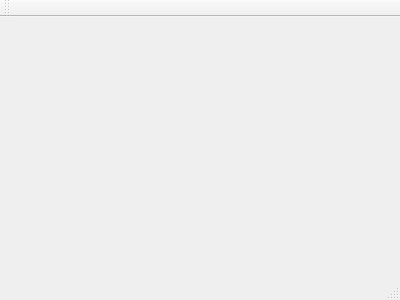
Above: Labo_05/version Qt/labo_05/mainwindow.ui from LukasBitter/AlgoNumLabos before the change. Below: the same form after it.
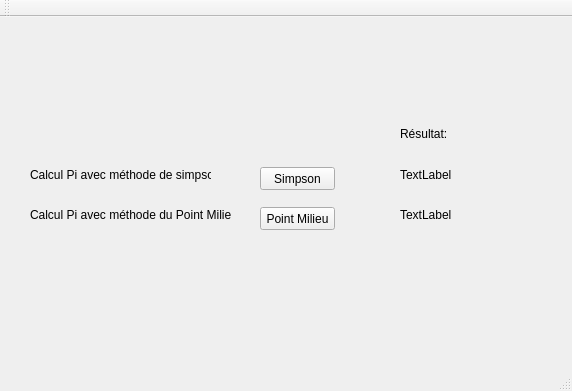
That is the form after the change.

Diff of the .ui file:
```diff
--- a/Labo_05/version Qt/labo_05/mainwindow.ui
+++ b/Labo_05/version Qt/labo_05/mainwindow.ui
@@ -1,24 +1,148 @@
 <ui version="4.0">
  <class>MainWindow</class>
- <widget class="QMainWindow" name="MainWindow" >
-  <property name="geometry" >
+ <widget class="QMainWindow" name="MainWindow">
+  <property name="geometry">
    <rect>
     <x>0</x>
     <y>0</y>
-    <width>400</width>
-    <height>300</height>
+    <width>572</width>
+    <height>391</height>
    </rect>
   </property>
   <property name="windowTitle" >
    <string>MainWindow</string>
   </property>
-  <widget class="QMenuBar" name="menuBar" />
-  <widget class="QToolBar" name="mainToolBar" />
-  <widget class="QWidget" name="centralWidget" />
-  <widget class="QStatusBar" name="statusBar" />
+  <widget class="QWidget" name="centralWidget">
+   <widget class="QLabel" name="labelSimpsonMethod">
+    <property name="geometry">
+     <rect>
+      <x>30</x>
+      <y>150</y>
+      <width>181</width>
+      <height>16</height>
+     </rect>
+    </property>
+    <property name="text">
+     <string>Calcul Pi avec méthode de simpson:</string>
+    </property>
+   </widget>
+   <widget class="QLabel" name="labelMiddlePoint">
+    <property name="geometry">
+     <rect>
+      <x>30</x>
+      <y>190</y>
+      <width>201</width>
+      <height>16</height>
+     </rect>
+    </property>
+    <property name="text">
+     <string>Calcul Pi avec méthode du Point Milieu:</string>
+    </property>
+   </widget>
+   <widget class="QPushButton" name="pushButtonSimpson">
+    <property name="geometry">
+     <rect>
+      <x>260</x>
+      <y>150</y>
+      <width>75</width>
+      <height>23</height>
+     </rect>
+    </property>
+    <property name="text">
+     <string>Simpson</string>
+    </property>
+   </widget>
+   <widget class="QPushButton" name="pushButtonMiddlePoint">
+    <property name="geometry">
+     <rect>
+      <x>260</x>
+      <y>190</y>
+      <width>75</width>
+      <height>23</height>
+     </rect>
+    </property>
+    <property name="text">
+     <string>Point Milieu</string>
+    </property>
+   </widget>
+   <widget class="QLabel" name="label_3">
+    <property name="geometry">
+     <rect>
+      <x>400</x>
+      <y>110</y>
+      <width>47</width>
+      <height>13</height>
+     </rect>
+    </property>
+    <property name="text">
+     <string>Résultat:</string>
+    </property>
+   </widget>
+   <widget class="QLabel" name="labelSimpsonResult">
+    <property name="geometry">
+     <rect>
+      <x>400</x>
+      <y>150</y>
+      <width>121</width>
+      <height>16</height>
+     </rect>
+    </property>
+    <property name="text">
+     <string>TextLabel</string>
+    </property>
+   </widget>
+   <widget class="QLabel" name="labelResultMiddlePoint">
+    <property name="geometry">
+     <rect>
+      <x>400</x>
+      <y>190</y>
+      <width>121</width>
+      <height>16</height>
+     </rect>
+    </property>
+    <property name="text">
+     <string>TextLabel</string>
+    </property>
+   </widget>
+   <widget class="QWidget" name="widget" native="true">
+    <property name="geometry">
+     <rect>
+      <x>380</x>
+      <y>250</y>
+      <width>120</width>
+      <height>80</height>
+     </rect>
+    </property>
+    <zorder>labelResultMiddlePoint</zorder>
+    <zorder>pushButtonSimpson</zorder>
+    <zorder>label_3</zorder>
+    <zorder>labelSimpsonMethod</zorder>
+    <zorder>pushButtonMiddlePoint</zorder>
+    <zorder>labelMiddlePoint</zorder>
+    <zorder>labelSimpsonResult</zorder>
+   </widget>
+  </widget>
+  <widget class="QMenuBar" name="menuBar">
+   <property name="geometry">
+    <rect>
+     <x>0</x>
+     <y>0</y>
+     <width>572</width>
+     <height>21</height>
+    </rect>
+   </property>
+  </widget>
+  <widget class="QToolBar" name="mainToolBar">
+   <attribute name="toolBarArea">
+    <enum>TopToolBarArea</enum>
+   </attribute>
+   <attribute name="toolBarBreak">
+    <bool>false</bool>
+   </attribute>
+  </widget>
+  <widget class="QStatusBar" name="statusBar"/>
  </widget>
- <layoutDefault spacing="6" margin="11" />
- <pixmapfunction></pixmapfunction>
+ <layoutdefault spacing="6" margin="11"/>
  <resources/>
  <connections/>
 </ui>
```
Left out of the diff: 5 changed lines with no effect on the pictures.
